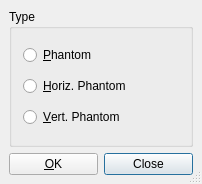
Qt form src/frontends/qt4/ui/PhantomUi.ui (cburschka/lyx) before a commit.
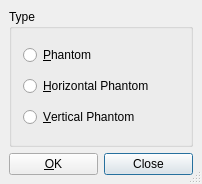
The same form after that commit.

Commit message: UI naming synchro. Actually, I wonder how is this dialog triggered.

```diff
--- a/src/frontends/qt4/ui/PhantomUi.ui
+++ b/src/frontends/qt4/ui/PhantomUi.ui
@@ -70,7 +70,7 @@
          <string>Horizontal space of the phantom content</string>
         </property>
         <property name="text" >
-         <string>&amp;Horiz. Phantom</string>
+         <string>&amp;Horizontal Phantom</string>
         </property>
        </widget>
       </item>
@@ -80,7 +80,7 @@
          <string>Vertical space of the phantom content</string>
         </property>
         <property name="text" >
-         <string>&amp;Vert. Phantom</string>
+         <string>&amp;Vertical Phantom</string>
         </property>
        </widget>
       </item>
```
Left out of the diff: 6 changed lines with no effect on the pictures.
